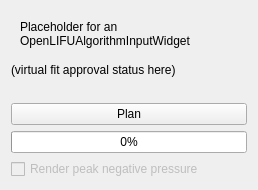
Old version of the form OpenLIFUSonicationPlanner/Resources/UI/OpenLIFUSonicationPlanner.ui in the repository arhowe00/SlicerOpenLIFU.
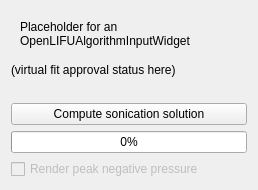
New version of the form. Custom widgets are drawn as their Qt base class.

Commit message: Rename "treatment plan" to "sonication solution" (#95)

```diff
--- a/OpenLIFUSonicationPlanner/Resources/UI/OpenLIFUSonicationPlanner.ui
+++ b/OpenLIFUSonicationPlanner/Resources/UI/OpenLIFUSonicationPlanner.ui
@@ -48,7 +48,7 @@
    <item>
     <widget class="QPushButton" name="PlanPushButton">
      <property name="text">
-      <string>Plan</string>
+      <string>Compute sonication solution</string>
      </property>
     </widget>
    </item>
```
Left out of the diff: 4 changed lines with no effect on the pictures. The commit also changes 4 other files.
